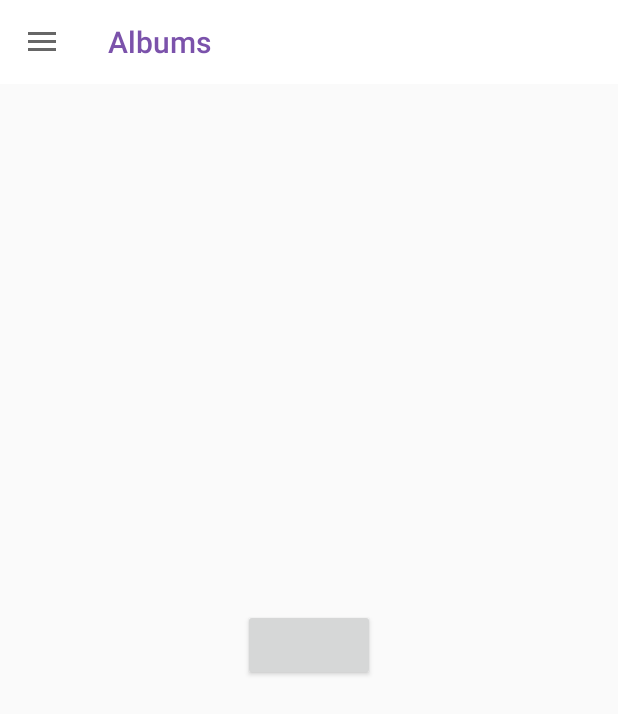
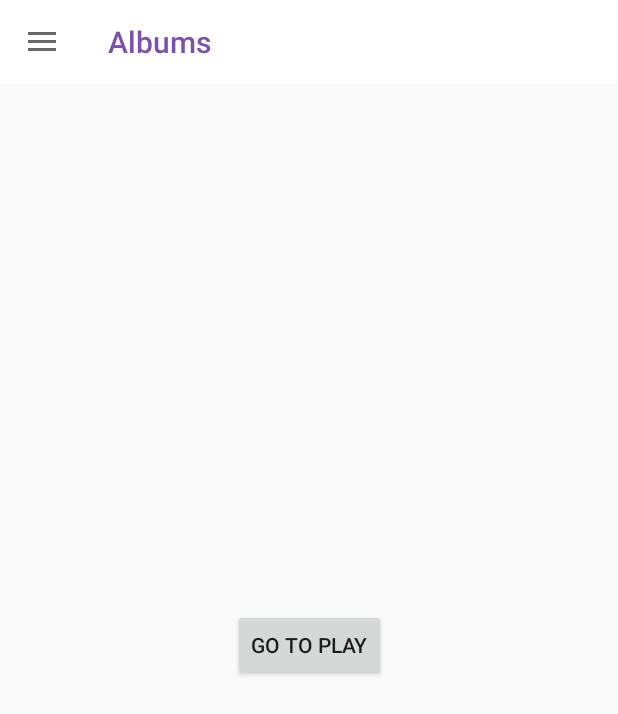
Before and after one commit to nguoiyeucu168/mp3player, an Android app: the screen it shows after launch (HomeActivity), in the side drawer, after a tap on "Albums", on a phone screen of 412 x 824 dp. Shown: the top 714 px of the screen. Run offline under Robolectric (Android 15) with nearby library versions, the phone set to English and light mode, and no system bars; our stand-ins replace navigation-ui.

Commit message:
text Button layout FragmentAlnums

```diff
--- a/app/src/main/res/layout/fragment_albums.xml
+++ b/app/src/main/res/layout/fragment_albums.xml
@@ -25,6 +25,7 @@
         android:layout_height="wrap_content"
         app:layout_constraintBottom_toBottomOf="parent"
         app:layout_constraintEnd_toEndOf="parent"
+        android:text="Go to Play"
         app:layout_constraintStart_toStartOf="parent"
         app:layout_constraintTop_toBottomOf="@+id/text_gallery" />
 </androidx.constraintlayout.widget.ConstraintLayout>
```
